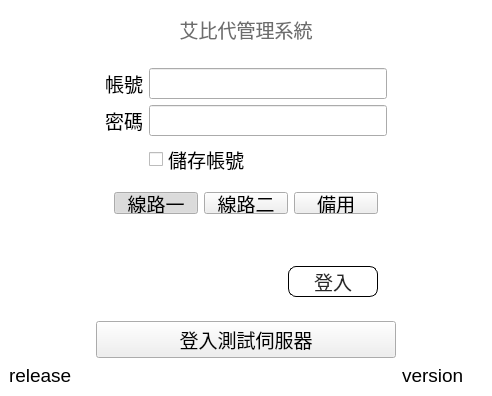
roger0816/Adb, file src/AdbClient/DialogLogin.ui: the form before one commit.
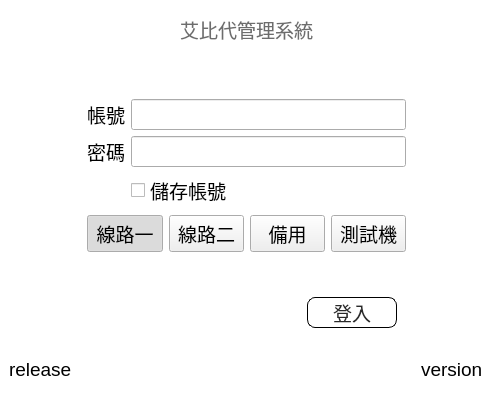
The form after the commit.

Patch:
```diff
--- a/src/AdbClient/DialogLogin.ui
+++ b/src/AdbClient/DialogLogin.ui
@@ -268,7 +268,19 @@
              <height>40</height>
             </size>
            </property>
-           <layout class="QHBoxLayout" name="horizontalLayout">
+           <layout class="QHBoxLayout" name="horizontalLayout" stretch="1,1,1,1">
+            <property name="leftMargin">
+             <number>0</number>
+            </property>
+            <property name="topMargin">
+             <number>0</number>
+            </property>
+            <property name="rightMargin">
+             <number>0</number>
+            </property>
+            <property name="bottomMargin">
+             <number>0</number>
+            </property>
             <item>
              <widget class="QPushButton" name="btnServer0">
               <property name="text">
@@ -302,19 +314,28 @@
               </property>
              </widget>
             </item>
+            <item>
+             <widget class="QPushButton" name="btnTestServer">
+              <property name="maximumSize">
+               <size>
+                <width>80</width>
+                <height>16777215</height>
+               </size>
+              </property>
+              <property name="text">
+               <string>測試機</string>
+              </property>
+              <property name="checkable">
+               <bool>true</bool>
+              </property>
+             </widget>
+            </item>
            </layout>
           </widget>
          </item>
         </layout>
        </widget>
       </item>
-      <item row="3" column="1">
-       <widget class="QPushButton" name="btnTestLogin">
-        <property name="text">
-         <string>登入測試伺服器</string>
-        </property>
-       </widget>
-      </item>
      </layout>
     </widget>
    </item>
```
